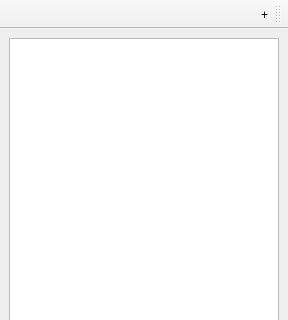
The window that ui/mainWindow.ui (ks20180702/myUiForQQ) describes before a commit, drawn with Qt 5; both pictures show x 0 to 288 and y 0 to 320 of the 288 by 608 pixel window.
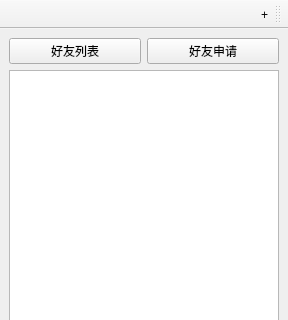
The same window after the commit.

Commit message: 增加好友数据显示功能。

Diff of the .ui file:
```diff
--- a/ui/mainWindow.ui
+++ b/ui/mainWindow.ui
@@ -24,6 +24,24 @@
   </property>
   <widget class="QWidget" name="centralwidget">
    <layout class="QVBoxLayout" name="verticalLayout">
+    <item>
+     <layout class="QHBoxLayout" name="horizontalLayout">
+      <item>
+       <widget class="QPushButton" name="BtnFriendRequestView">
+        <property name="text">
+         <string>好友申请</string>
+        </property>
+       </widget>
+      </item>
+      <item>
+       <widget class="QPushButton" name="BtnUserFriendInfoView">
+        <property name="text">
+         <string>好友列表</string>
+        </property>
+       </widget>
+      </item>
+     </layout>
+    </item>
     <item>
      <widget class="QTreeView" name="TreeViewFriendList">
       <property name="layoutDirection">
```
The commit also changes 4 other files.
